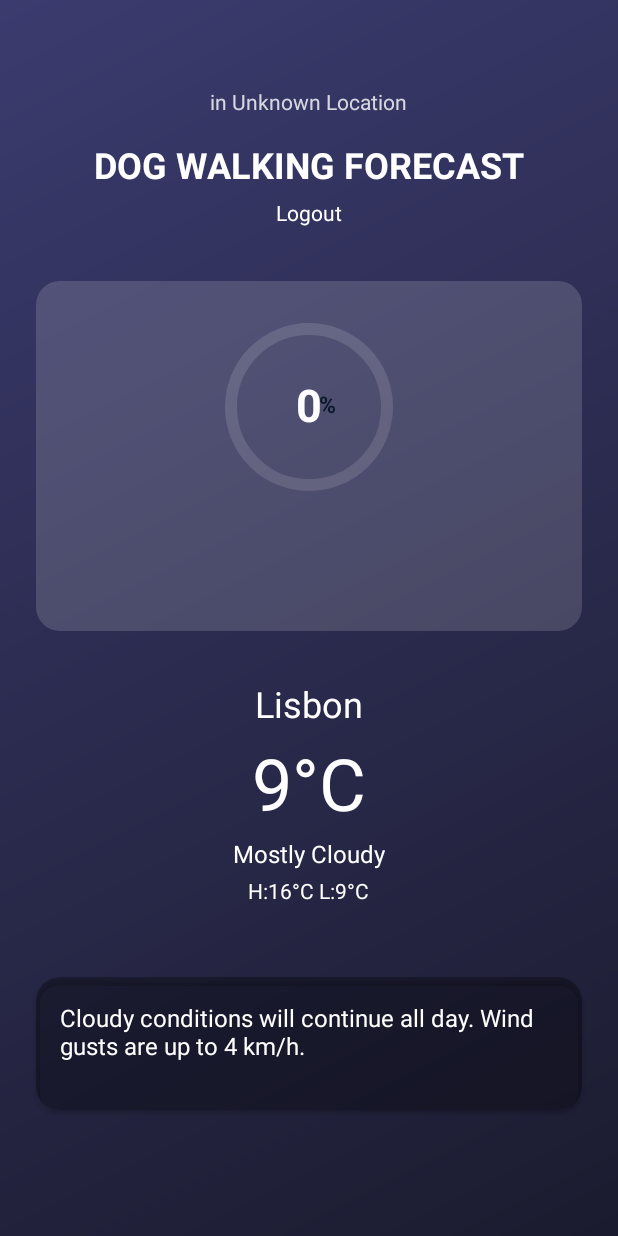
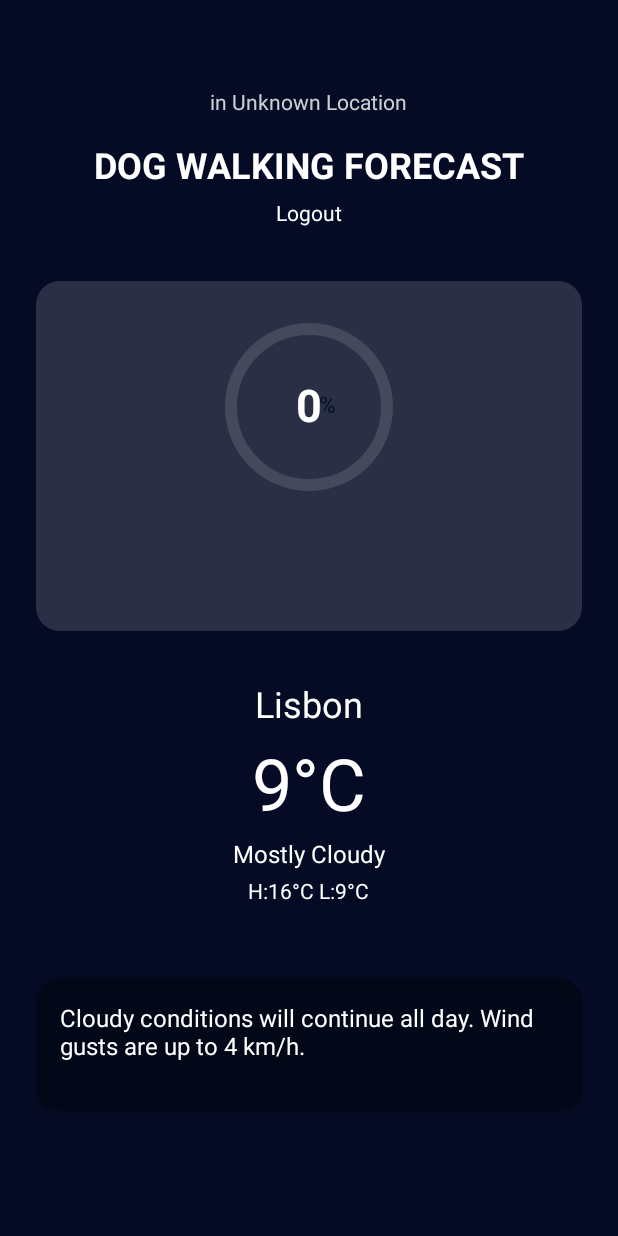
Before and after one commit to doctor-ricco/dogWalkingForecast, an Android app: the screen it shows after launch once a user with an empty profile is signed in (MainActivity), on a phone screen of 412 x 824 dp. Run offline under Robolectric (Android 15) with nearby library versions, the phone set to English and light mode, and no system bars; our stand-ins replace Firebase (no records; nobody signed in at launch, a user with empty details on screens opened directly).

Commit message:
color adjustments

```diff
--- a/app/src/main/res/layout/activity_main.xml
+++ b/app/src/main/res/layout/activity_main.xml
@@ -4,7 +4,7 @@
     xmlns:app="http://schemas.android.com/apk/res-auto"
     android:layout_width="match_parent"
     android:layout_height="match_parent"
-    android:background="@drawable/weather_gradient_background">
+    android:background="#050B24">
 
     <ScrollView
         android:layout_width="match_parent"
```
